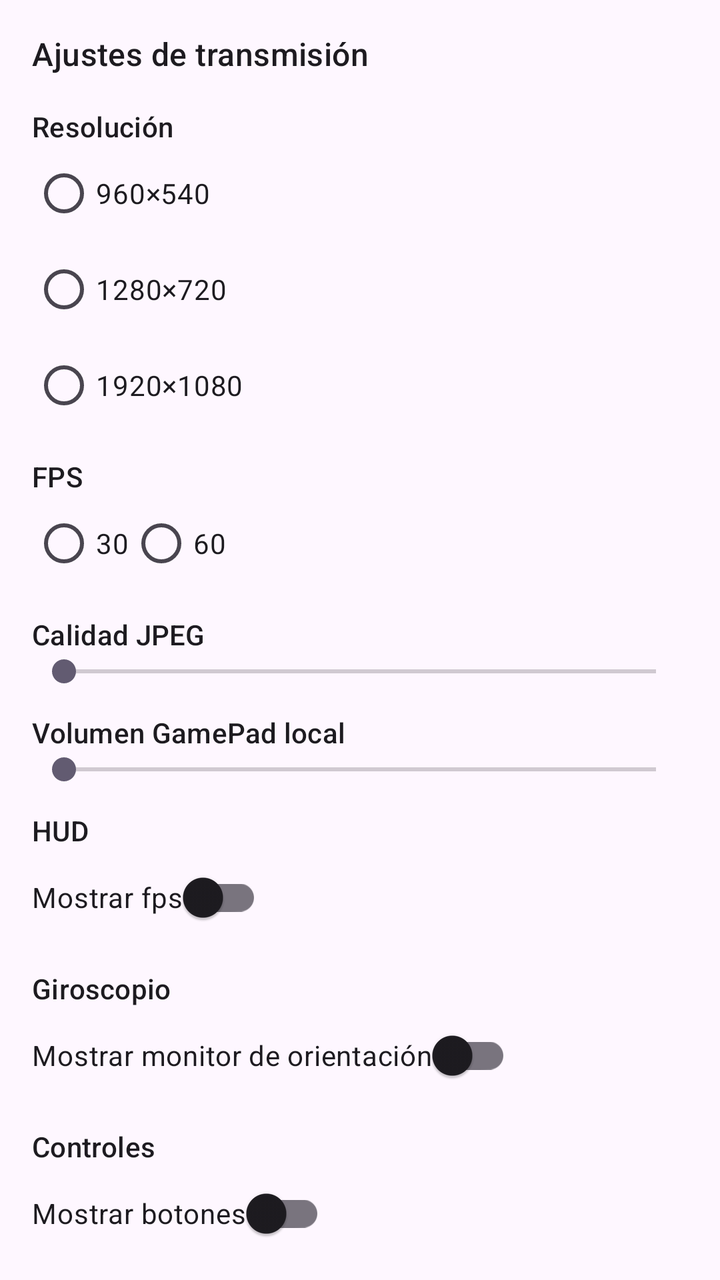
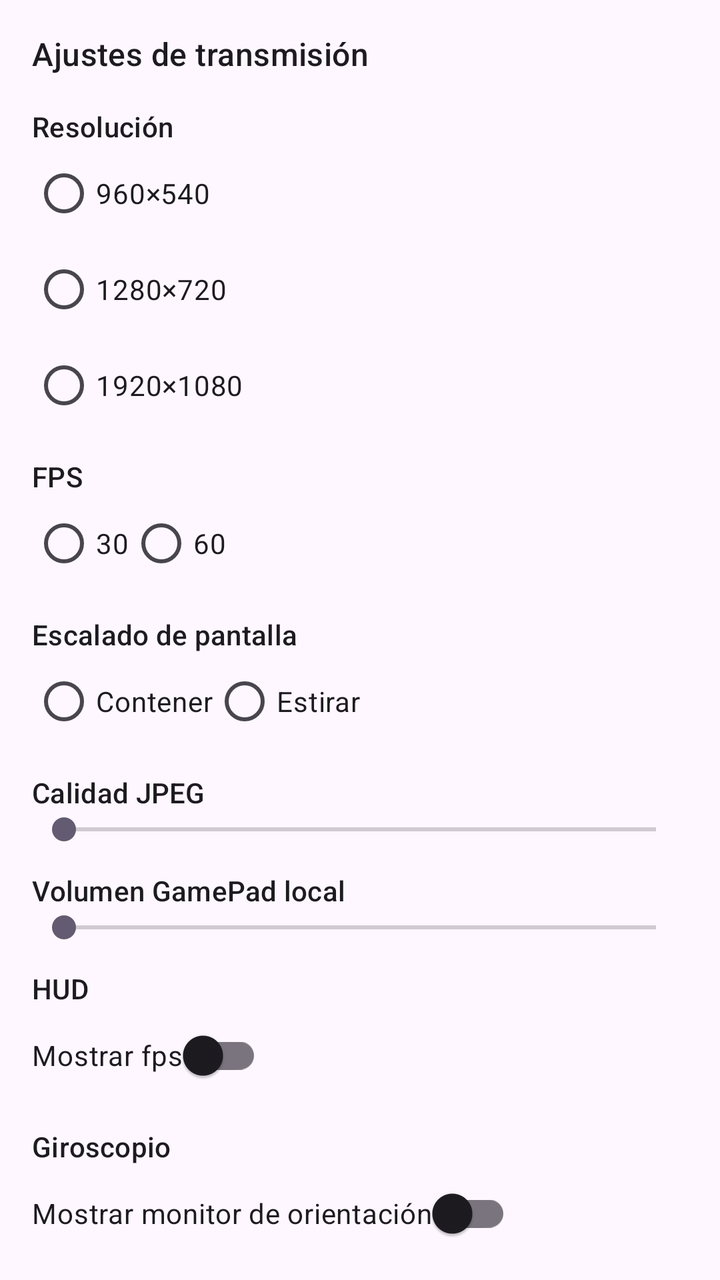

Screens rendered from an Android XML layout before and after an edit, with the pre-edit source and the edit as a unified diff.
<!-- AndroidManifest.xml: application theme Theme.Twinpad -->
<!-- res/layout/drawer_settings.xml -->
<?xml version="1.0" encoding="utf-8"?>
<androidx.core.widget.NestedScrollView xmlns:android="http://schemas.android.com/apk/res/android"
    android:id="@+id/drawer_scroll"
    android:layout_width="match_parent"
    android:layout_height="match_parent"
    android:fillViewport="true"
    android:overScrollMode="ifContentScrolls">

    <LinearLayout
        android:id="@+id/drawer_content"
        android:layout_width="match_parent"
        android:layout_height="wrap_content"
        android:orientation="vertical"
        android:padding="16dp">

        <TextView
            android:layout_width="wrap_content"
            android:layout_height="wrap_content"
            android:text="@string/settings_title"
            android:textAppearance="?attr/textAppearanceTitleMedium" />

        <TextView
            android:layout_width="wrap_content"
            android:layout_height="wrap_content"
            android:layout_marginTop="16dp"
            android:text="@string/settings_resolution"
            android:textAppearance="?attr/textAppearanceLabelLarge" />

        <RadioGroup
            android:id="@+id/resolution_group"
            android:layout_width="wrap_content"
            android:layout_height="wrap_content"
            android:orientation="vertical">

            <RadioButton
                android:id="@+id/resolution_960x540"
                android:layout_width="wrap_content"
                android:layout_height="wrap_content"
                android:text="960×540" />

            <RadioButton
                android:id="@+id/resolution_1280x720"
                android:layout_width="wrap_content"
                android:layout_height="wrap_content"
                android:text="1280×720" />

            <RadioButton
                android:id="@+id/resolution_1920x1080"
                android:layout_width="wrap_content"
                android:layout_height="wrap_content"
                android:text="1920×1080" />
        </RadioGroup>

        <TextView
            android:layout_width="wrap_content"
            android:layout_height="wrap_content"
            android:layout_marginTop="12dp"
            android:text="@string/settings_fps"
            android:textAppearance="?attr/textAppearanceLabelLarge" />

        <RadioGroup
            android:id="@+id/fps_group"
            android:layout_width="wrap_content"
            android:layout_height="wrap_content"
            android:orientation="horizontal">

            <RadioButton
                android:id="@+id/fps_30"
                android:layout_width="wrap_content"
                android:layout_height="wrap_content"
                android:text="30" />

            <RadioButton
                android:id="@+id/fps_60"
                android:layout_width="wrap_content"
                android:layout_height="wrap_content"
                android:text="60" />
        </RadioGroup>

        <TextView
            android:layout_width="wrap_content"
            android:layout_height="wrap_content"
            android:layout_marginTop="12dp"
            android:text="@string/settings_quality"
            android:textAppearance="?attr/textAppearanceLabelLarge" />

        <SeekBar
            android:id="@+id/jpeg_quality_seek"
            android:layout_width="match_parent"
            android:layout_height="wrap_content"
            android:max="100" />

        <TextView
            android:layout_width="wrap_content"
            android:layout_height="wrap_content"
            android:layout_marginTop="12dp"
            android:text="@string/settings_audio"
            android:textAppearance="?attr/textAppearanceLabelLarge" />

        <SeekBar
            android:id="@+id/audio_volume_seek"
            android:layout_width="match_parent"
            android:layout_height="wrap_content"
            android:max="100" />

        <TextView
            android:layout_width="wrap_content"
            android:layout_height="wrap_content"
            android:layout_marginTop="12dp"
            android:text="@string/settings_hud"
            android:textAppearance="?attr/textAppearanceLabelLarge" />

        <com.google.android.material.switchmaterial.SwitchMaterial
            android:id="@+id/switch_show_fps"
            android:layout_width="wrap_content"
            android:layout_height="wrap_content"
            android:text="@string/settings_show_fps" />

        <TextView
            android:layout_width="wrap_content"
            android:layout_height="wrap_content"
            android:layout_marginTop="12dp"
            android:text="@string/settings_gyro"
            android:textAppearance="?attr/textAppearanceLabelLarge" />

        <com.google.android.material.switchmaterial.SwitchMaterial
            android:id="@+id/switch_show_gyro_monitor"
            android:layout_width="wrap_content"
            android:layout_height="wrap_content"
            android:text="@string/settings_show_gyro_monitor" />

        <TextView
            android:layout_width="wrap_content"
            android:layout_height="wrap_content"
            android:layout_marginTop="12dp"
            android:text="@string/settings_controls"
            android:textAppearance="?attr/textAppearanceLabelLarge" />

        <com.google.android.material.switchmaterial.SwitchMaterial
            android:id="@+id/switch_show_controls"
            android:layout_width="wrap_content"
            android:layout_height="wrap_content"
            android:text="@string/settings_show_controls" />

        <TextView
            android:layout_width="wrap_content"
            android:layout_height="wrap_content"
            android:layout_marginTop="12dp"
            android:text="@string/editor_edit"
            android:textAppearance="?attr/textAppearanceLabelLarge" />

        <Button
            android:id="@+id/editor_add_button"
            android:layout_width="match_parent"
            android:layout_height="wrap_content"
            android:text="@string/editor_add_button" />

        <Button
            android:id="@+id/editor_add_stick"
            android:layout_width="match_parent"
            android:layout_height="wrap_content"
            android:text="@string/editor_add_stick" />

        <Button
            android:id="@+id/editor_add_dpad"
            android:layout_width="match_parent"
            android:layout_height="wrap_content"
            android:text="@string/editor_add_dpad" />

        <Button
            android:id="@+id/editor_assign"
            android:layout_width="match_parent"
            android:layout_height="wrap_content"
            android:text="@string/editor_assign" />

        <Button
            android:id="@+id/editor_delete"
            android:layout_width="match_parent"
            android:layout_height="wrap_content"
            android:text="@string/editor_delete" />

        <Button
            android:id="@+id/btn_close_drawer"
            android:layout_width="match_parent"
            android:layout_height="wrap_content"
            android:text="@string/settings_close" />

    </LinearLayout>
</androidx.core.widget.NestedScrollView>
<!-- resources referenced by this layout -->
<resources>
  <string name="editor_add_button">+ Botón</string>
  <string name="editor_add_dpad">+ D-pad</string>
  <string name="editor_add_stick">+ Stick</string>
  <string name="editor_assign">Asignar</string>
  <string name="editor_delete">Eliminar</string>
  <string name="editor_edit">Editar controles</string>
  <string name="settings_audio">Volumen GamePad local</string>
  <string name="settings_close">Cerrar</string>
  <string name="settings_controls">Controles</string>
  <string name="settings_fps">FPS</string>
  <string name="settings_gyro">Giroscopio</string>
  <string name="settings_hud">HUD</string>
  <string name="settings_quality">Calidad JPEG</string>
  <string name="settings_resolution">Resolución</string>
  <string name="settings_show_controls">Mostrar botones</string>
  <string name="settings_show_fps">Mostrar fps</string>
  <string name="settings_show_gyro_monitor">Mostrar monitor de orientación</string>
  <string name="settings_title">Ajustes de transmisión</string>
  <style name="Theme.Twinpad" parent="Theme.Material3.DayNight.NoActionBar">
          <item name="android:statusBarColor">@android:color/black</item>
      </style>
</resources>

<!-- the commit's change to res/layout/drawer_settings.xml (unified diff, before → after) -->
@@ -81,6 +81,32 @@
             android:layout_width="wrap_content"
             android:layout_height="wrap_content"
             android:layout_marginTop="12dp"
+            android:text="@string/settings_scale"
+            android:textAppearance="?attr/textAppearanceLabelLarge" />
+
+        <RadioGroup
+            android:id="@+id/scale_group"
+            android:layout_width="wrap_content"
+            android:layout_height="wrap_content"
+            android:orientation="horizontal">
+
+            <RadioButton
+                android:id="@+id/scale_contain"
+                android:layout_width="wrap_content"
+                android:layout_height="wrap_content"
+                android:text="@string/settings_scale_contain" />
+
+            <RadioButton
+                android:id="@+id/scale_expand"
+                android:layout_width="wrap_content"
+                android:layout_height="wrap_content"
+                android:text="@string/settings_scale_expand" />
+        </RadioGroup>
+
+        <TextView
+            android:layout_width="wrap_content"
+            android:layout_height="wrap_content"
+            android:layout_marginTop="12dp"
             android:text="@string/settings_quality"
             android:textAppearance="?attr/textAppearanceLabelLarge" />
 
<!-- resource entries referenced after the edit -->
@@ -14,6 +14,9 @@
   <string name="settings_hud">HUD</string>
   <string name="settings_quality">Calidad JPEG</string>
   <string name="settings_resolution">Resolución</string>
+  <string name="settings_scale">Escalado de pantalla</string>
+  <string name="settings_scale_contain">Contener</string>
+  <string name="settings_scale_expand">Estirar</string>
   <string name="settings_show_controls">Mostrar botones</string>
   <string name="settings_show_fps">Mostrar fps</string>
   <string name="settings_show_gyro_monitor">Mostrar monitor de orientación</string>
